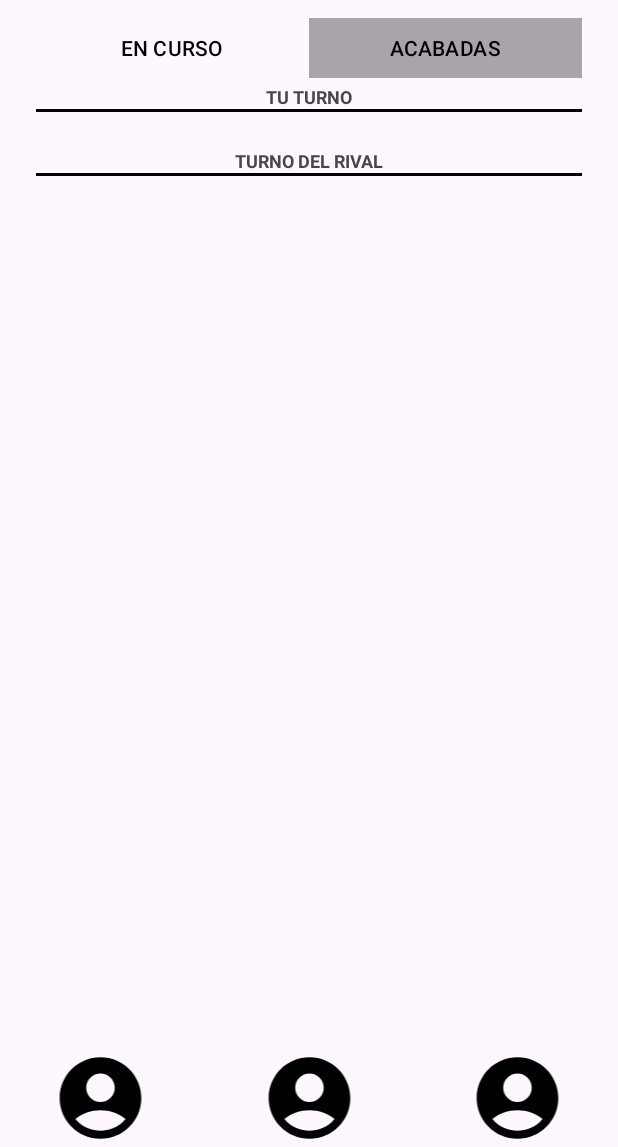
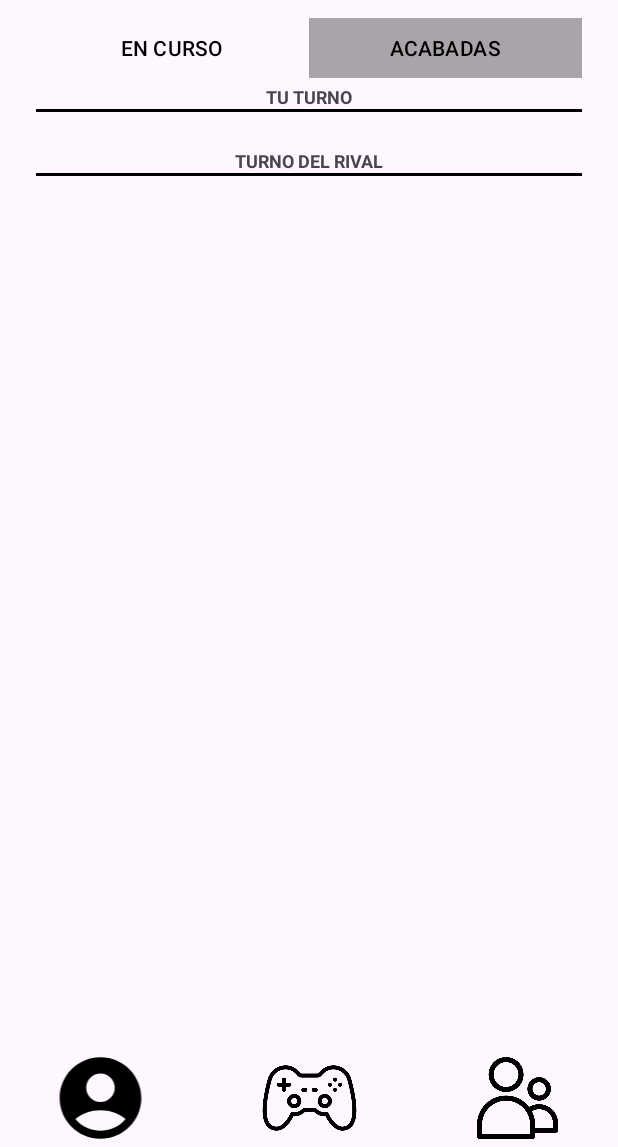
Before and after one commit to XoseManel2005/quizzbattlefe, an Android app: the GamesActivity screen opened directly, with no data from a screen before it, on a phone screen of 412 x 824 dp, the part 89-1236 px from its top. Run offline under Robolectric (Android 15) with nearby library versions, the phone set to English and light mode, and no system bars.

```diff
--- a/app/src/main/java/com/xose/quizzbattle/ui/GamesActivity.kt
+++ b/app/src/main/java/com/xose/quizzbattle/ui/GamesActivity.kt
@@ -2,6 +2,7 @@ package com.xose.quizzbattle.ui
 
 import FinishedGameAdapter
 import GameAdapter
+import android.content.Intent
 import android.content.res.ColorStateList
 import android.graphics.Color
 import android.os.Bundle
@@ -10,6 +11,7 @@ import android.widget.ImageView
 import androidx.appcompat.app.AppCompatActivity
 import com.xose.quizzbattle.R
 import com.xose.quizzbattle.model.User
+import com.xose.quizzbattle.util.SessionManager
 
 class GamesActivity : AppCompatActivity() {
     override fun onCreate(savedInstanceState: Bundle?) {
@@ -18,7 +20,7 @@ class GamesActivity : AppCompatActivity() {
 
         val btnOngoing = findViewById<Button>(R.id.btnOngoing)
         val btnFinished = findViewById<Button>(R.id.btnFinished)
-
+        val imgFriendships = findViewById<ImageView>(R.id.imgFriendships)
 // Mostrar fragmento de partidas por defecto
         supportFragmentManager.beginTransaction()
             .replace(R.id.fragmentContainer, GamesFragment())
@@ -57,6 +59,12 @@ class GamesActivity : AppCompatActivity() {
         }
 
 
-        // Puedes hacer que imgFriendships abra otro fragmento
+        imgFriendships.setOnClickListener{
+            val sessionManager = SessionManager(this)
+            sessionManager.clearSession()
+
+            val intent = Intent (this, LoginActivity::class.java)
+            startActivity(intent)
+        }
     }
 }
--- a/app/src/main/res/layout/activity_games.xml
+++ b/app/src/main/res/layout/activity_games.xml
@@ -35,28 +35,29 @@
         android:id="@+id/imgNewGame"
         android:layout_width="70dp"
         android:layout_height="65dp"
+        android:src="@drawable/play"
         app:layout_constraintBottom_toBottomOf="parent"
-        app:layout_constraintStart_toStartOf="parent"
-        android:layout_marginStart="32dp"
-        android:src="@drawable/img_user" />
+        app:layout_constraintEnd_toEndOf="parent"
+        app:layout_constraintStart_toStartOf="parent" />
 
     <ImageView
         android:id="@+id/imgFriendships"
         android:layout_width="70dp"
         android:layout_height="65dp"
+        android:layout_marginEnd="32dp"
+        android:padding="5dp"
+        android:src="@drawable/friends"
         app:layout_constraintBottom_toBottomOf="parent"
-        app:layout_constraintEnd_toEndOf="parent"
-        android:layout_marginEnd="32dp"
-        android:src="@drawable/img_user" />
+        app:layout_constraintEnd_toEndOf="parent" />
 
     <ImageView
         android:id="@+id/imgProfile"
         android:layout_width="70dp"
         android:layout_height="65dp"
+        android:layout_marginStart="32dp"
+        android:src="@drawable/img_user"
         app:layout_constraintBottom_toBottomOf="parent"
-        app:layout_constraintStart_toEndOf="@id/imgNewGame"
-        app:layout_constraintEnd_toStartOf="@id/imgFriendships"
-        android:src="@drawable/img_user" />
+        app:layout_constraintStart_toStartOf="parent" />
 
     <Button
         android:id="@+id/btnOngoing"
```
Also changed, not shown: app/src/main/java/com/xose/quizzbattle/ui/CategoryActivity.kt (+7 -0 lines), app/src/main/java/com/xose/quizzbattle/ui/GameFragment.kt (+7 -3 lines), app/src/main/java/com/xose/quizzbattle/ui/LoginActivity.kt (+29 -5 lines), app/src/main/res/drawable/friends.png (added), app/src/main/res/drawable/play.png (added).
